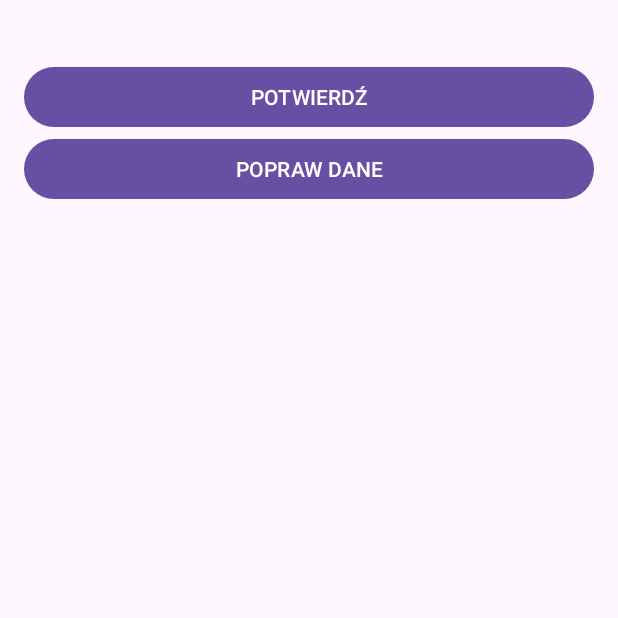
After one commit to gorgmateusz5/08_02_rezerwacjawizyty, an Android app: the SummaryActivity screen opened directly, with no data from a screen before it, on a phone screen of 412 x 824 dp, the top half of it. The commit adds this screen. Run offline under Robolectric (Android 15) with nearby library versions, the phone set to English and light mode, and no system bars; 1 statement that could not run was skipped.

Commit message:
feat: dodanie ekranu podsumowania

```diff
--- a/app/src/main/AndroidManifest.xml
+++ b/app/src/main/AndroidManifest.xml
@@ -21,6 +21,10 @@
                 <category android:name="android.intent.category.LAUNCHER" />
             </intent-filter>
         </activity>
+        <activity
+            android:name=".SummaryActivity"
+            android:exported="false"
+            android:windowSoftInputMode="adjustResize" />
     </application>
 
 </manifest>
--- /dev/null
+++ b/app/src/main/java/com/example/a08_02_rezerwacjawizyty/SummaryActivity.java
@@ -0,0 +1,24 @@
+package com.example.a08_02_rezerwacjawizyty;
+
+import android.os.Bundle;
+
+import androidx.activity.EdgeToEdge;
+import androidx.appcompat.app.AppCompatActivity;
+import androidx.core.graphics.Insets;
+import androidx.core.view.ViewCompat;
+import androidx.core.view.WindowInsetsCompat;
+
+public class SummaryActivity extends AppCompatActivity {
+
+    @Override
+    protected void onCreate(Bundle savedInstanceState) {
+        super.onCreate(savedInstanceState);
+        EdgeToEdge.enable(this);
+        setContentView(R.layout.activity_summary);
+        ViewCompat.setOnApplyWindowInsetsListener(findViewById(R.id.main), (v, insets) -> {
+            Insets systemBars = insets.getInsets(WindowInsetsCompat.Type.systemBars());
+            v.setPadding(systemBars.left, systemBars.top, systemBars.right, systemBars.bottom);
+            return insets;
+        });
+    }
+}
--- /dev/null
+++ b/app/src/main/res/layout/activity_summary.xml
@@ -0,0 +1,26 @@
+<?xml version="1.0" encoding="utf-8"?>
+<LinearLayout xmlns:android="http://schemas.android.com/apk/res/android"
+    android:layout_width="match_parent"
+    android:layout_height="match_parent"
+    android:orientation="vertical"
+    android:padding="16dp">
+
+    <TextView
+        android:id="@+id/tvSummary"
+        android:layout_width="match_parent"
+        android:layout_height="wrap_content"
+        android:textSize="18sp" />
+
+    <Button
+        android:id="@+id/btnConfirm"
+        android:layout_width="match_parent"
+        android:layout_height="wrap_content"
+        android:text="POTWIERDŹ" />
+
+    <Button
+        android:id="@+id/btnEdit"
+        android:layout_width="match_parent"
+        android:layout_height="wrap_content"
+        android:text="POPRAW DANE" />
+
+</LinearLayout>
```
Also changed, not shown: app/src/main/java/com/example/a08_02_rezerwacjawizyty/MainActivity.java (+8 -0 lines).
